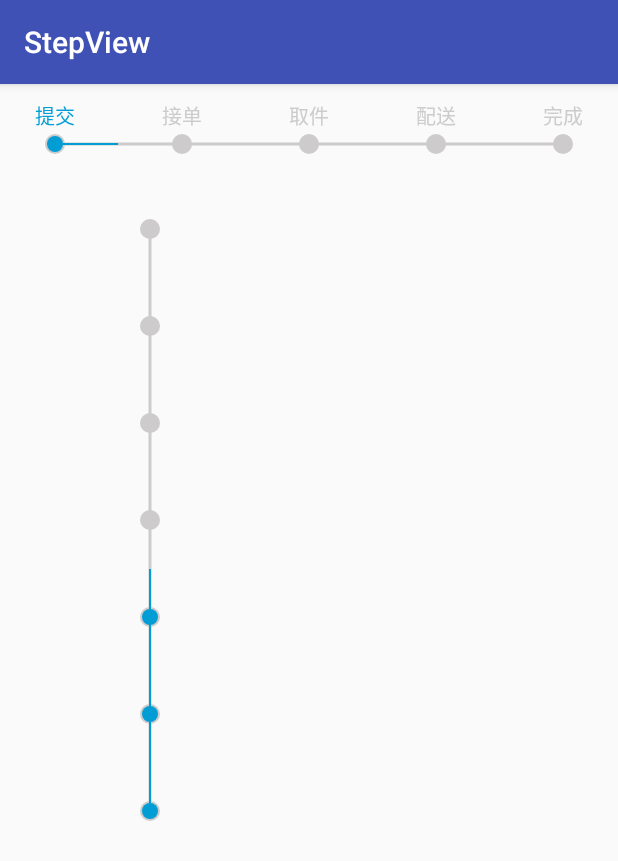
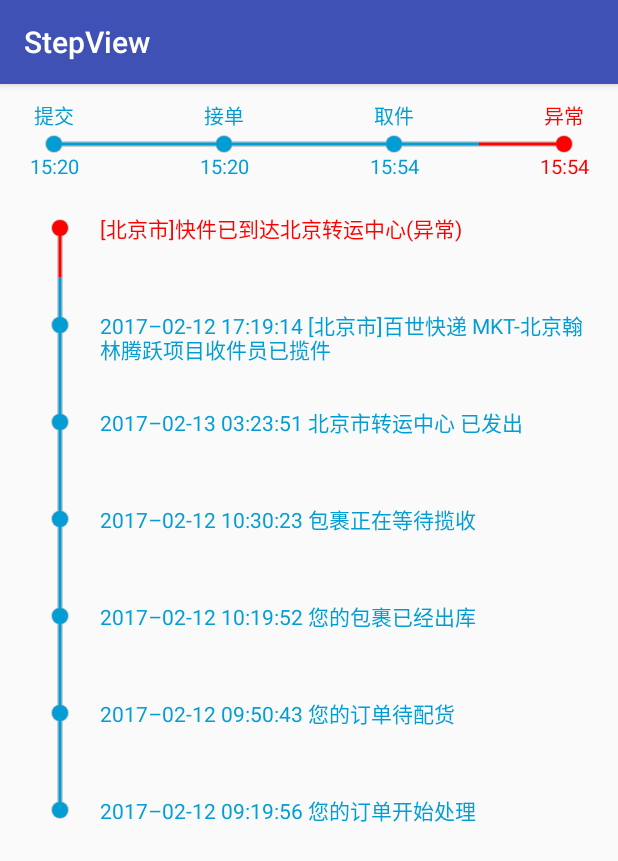
Before and after one commit to zhangxuyang321/StepView, an Android app: the screen it shows after launch (MainActivity), on a phone screen of 412 x 824 dp. Shown: the top 861 px of the screen. Run offline under Robolectric (Android 15) with nearby library versions, the phone set to English and light mode, and no system bars.

Commit message:
修改属性

```diff
--- a/app/src/main/java/com/xyz/stepview/MainActivity.java
+++ b/app/src/main/java/com/xyz/stepview/MainActivity.java
@@ -3,6 +3,12 @@ package com.xyz.stepview;
 import android.support.v7.app.AppCompatActivity;
 import android.os.Bundle;
 import android.view.View;
+
+import com.xyz.step.FlowViewHorizontal;
+import com.xyz.step.FlowViewVertical;
+
+import java.util.HashMap;
+import java.util.Map;
 
 public class MainActivity extends AppCompatActivity {
 
@@ -10,5 +16,17 @@ public class MainActivity extends AppCompatActivity {
     protected void onCreate(Bundle savedInstanceState) {
         super.onCreate(savedInstanceState);
         setContentView(R.layout.activity_main);
+        FlowViewHorizontal hFlow = (FlowViewHorizontal) findViewById(R.id.hflowview);
+        FlowViewVertical vFlow = (FlowViewVertical) findViewById(R.id.vflowview);
+
+        Map<String,String> map = new HashMap<>();
+        map.put("异常","#FF0000");
+
+
+        hFlow.setProgress(4, 4, getResources().getStringArray(R.array.hflow), getResources().getStringArray(R.array.htime));
+        hFlow.setKeyColor(map);
+
+        vFlow.setProgress(7,7,getResources().getStringArray(R.array.vflow),null);
+        vFlow.setKeyColor(map);
     }
 }
--- a/app/src/main/res/layout/activity_main.xml
+++ b/app/src/main/res/layout/activity_main.xml
@@ -9,6 +9,9 @@
         android:id="@+id/hflowview"
         android:layout_width="match_parent"
         android:layout_height="80dp"
+        app:h_bg_width='4dp'
+        app:h_bg_radius="6dp"
+        app:h_pro_width="2dp"
         android:paddingLeft="30dp" />
 
     <com.xyz.step.FlowViewVertical
@@ -18,7 +21,11 @@
         android:paddingBottom="10dp"
         android:paddingRight="10dp"
         android:paddingTop="10dp"
-        app:v_bgPositionX="100dp"
+        app:v_bgPositionX="40dp"
+        app:v_textsize="14dp"
+        app:v_bg_width="4dp"
+        app:v_bg_radius="6dp"
+        app:v_pro_width="2dp"
         app:v_interval="65dp"
         app:v_max_step="7" />
 </LinearLayout>
--- a/step/src/main/java/com/xyz/step/FlowViewHorizontal.java
+++ b/step/src/main/java/com/xyz/step/FlowViewHorizontal.java
@@ -30,9 +30,9 @@ public class FlowViewHorizontal extends View {
     private int proColor;
     private int textPadding;
     private int timePadding;
-    private int circleCount;
+    private int maxStep;
     private int textSize;
-    private int circlePro;
+    private int proStep;
     private int interval;
     private String[] titles = {"提交", "接单", "取件", "配送", "完成"};
     private String[] times;
@@ -57,9 +57,9 @@ public class FlowViewHorizontal extends View {
         proColor = ta.getColor(R.styleable.flowview_horizontal_h_pro_color, Color.parseColor("#029dd5"));
         textPadding = (int) ta.getDimension(R.styleable.flowview_horizontal_h_text_padding, 20);
         timePadding = (int) ta.getDimension(R.styleable.flowview_horizontal_h_time_padding, 30);
-        circleCount = ta.getInt(R.styleable.flowview_horizontal_h_max_step, 5);
+        maxStep = ta.getInt(R.styleable.flowview_horizontal_h_max_step, 5);
         textSize = (int) ta.getDimension(R.styleable.flowview_horizontal_h_textsize, 20);
-        circlePro = ta.getInt(R.styleable.flowview_horizontal_h_pro_step, 1);
+        proStep = ta.getInt(R.styleable.flowview_horizontal_h_pro_step, 1);
         ta.recycle();
         init();
     }
@@ -109,15 +109,15 @@ public class FlowViewHorizontal extends View {
 
     @Override
     protected void onDraw(Canvas canvas) {
-        interval = (int) ((stopX - startX) / (circleCount - 1));
+        interval = (int) ((stopX - startX) / (maxStep - 1));
         drawBg(canvas);
         drawProgress(canvas);
         drawText(canvas);
     }
 
     private void drawText(Canvas canvas) {
-        for (int i = 0; i < circleCount; i++) {
-            if (i < circlePro) {
+        for (int i = 0; i < maxStep; i++) {
+            if (i < proStep) {
                 setPaintColor(i);
                 if (null != titles)
                     canvas.drawText(titles[i], startX + (i * interval), bgCenterY - textPadding, proPaint);
@@ -135,8 +135,8 @@ public class FlowViewHorizontal extends View {
         String title = titles[i];
         for (Map.Entry<String, String> entry : map.entrySet()) {
             if (title.contains(entry.getKey())) {
-                String value = entry.getValue();
-                proPaint.setColor(Color.parseColor(value));
+                proPaint.setColor(Color.parseColor(entry.getValue()));
+                return;
             } else {
                 proPaint.setColor(proColor);
             }
@@ -146,9 +146,9 @@ public class FlowViewHorizontal extends View {
     private void drawProgress(Canvas canvas) {
         int linePro;
         float lastLeft = startX;
-        for (int i = 0; i < circlePro; i++) {
+        for (int i = 0; i < proStep; i++) {
             setPaintColor(i);
-            if (i == 0 || i == circleCount - 1)
+            if (i == 0 || i == maxStep - 1)
                 linePro = interval / 2;
             else
                 linePro = interval;
@@ -160,15 +160,15 @@ public class FlowViewHorizontal extends View {
 
     private void drawBg(Canvas canvas) {
         canvas.drawLine(startX, bgCenterY, stopX, bgCenterY, bgPaint);
-        for (int i = 0; i < circleCount; i++) {
+        for (int i = 0; i < maxStep; i++) {
             canvas.drawCircle(startX + (i * interval), bgCenterY, bgRadius, bgPaint);
         }
     }
 
 
-    public void setProgress(int progress, int circleCount, String[] titles, String[] times) {
-        circlePro = progress;
-        this.circleCount = circleCount;
+    public void setProgress(int progress, int maxStep, String[] titles, String[] times) {
+        proStep = progress;
+        this.maxStep = maxStep;
         this.titles = titles;
         this.times = times;
         invalidate();
--- a/step/src/main/java/com/xyz/step/FlowViewVertical.java
+++ b/step/src/main/java/com/xyz/step/FlowViewVertical.java
@@ -65,7 +65,7 @@ public class FlowViewVertical extends View {
         interval = (int) ta.getDimension(R.styleable.flowview_vertical_v_interval, 140);
         maxStep = ta.getInt(R.styleable.flowview_vertical_v_max_step, 5);
         proStep = ta.getInt(R.styleable.flowview_vertical_v_pro_step, 3);
-        bgPositionX = (int) ta.getDimension(R.styleable.flowview_vertical_v_bgPositionX,200);
+        bgPositionX = (int) ta.getDimension(R.styleable.flowview_vertical_v_bgPositionX, 200);
         textPaddingLeft = (int) ta.getDimension(R.styleable.flowview_vertical_v_textPaddingLeft, 40);
         timePaddingRight = (int) ta.getDimension(R.styleable.flowview_vertical_v_timePaddingRight, 80);
         textMoveTop = (int) ta.getDimension(R.styleable.flowview_vertical_v_textMoveTop, 10);
@@ -107,7 +107,6 @@ public class FlowViewVertical extends View {
         float bottom = stopY + bgRadius + getPaddingBottom();
         border = bgWidth - (bgPositionX + textPaddingLeft);
         setMeasuredDimension(bgWidth, (int) bottom);
-
     }
 
     @Override
@@ -118,7 +117,6 @@ public class FlowViewVertical extends View {
     }
 
     private void drawText(Canvas canvas) {
-
         for (int i = 0; i < maxStep; i++) {
             setPaintColor(i);
             if (null != times && i < proStep)
@@ -131,7 +129,6 @@ public class FlowViewVertical extends View {
                 canvas.restore();
             }
         }
-
     }
 
     private void drawProgress(Canvas canvas) {
@@ -162,6 +159,7 @@ public class FlowViewVertical extends View {
                 String value = entry.getValue();
                 proPaint.setColor(Color.parseColor(value));
                 textPaint.setColor(Color.parseColor(value));
+                return;
             } else {
                 proPaint.setColor(proColor);
             }
--- a/step/src/main/res/values/strings.xml
+++ b/step/src/main/res/values/strings.xml
@@ -1,3 +1,28 @@
 <resources>
     <string name="app_name">Step</string>
+    <string-array name="vflow">
+        <item>2017–02-12 09:19:56 您的订单开始处理</item>
+        <item>2017–02-12 09:50:43 您的订单待配货</item>
+        <item>2017–02-12 10:19:52 您的包裹已经出库</item>
+        <item>2017–02-12 10:30:23 包裹正在等待揽收</item>
+        <item>2017–02-13 03:23:51 北京市转运中心 已发出</item>
+        <item>2017–02-12 17:19:14 [北京市]百世快递 MKT-北京翰林腾跃项目收件员已揽件</item>
+        <item>[北京市]快件已到达北京转运中心(异常)</item>
+    </string-array>
+
+
+    <string-array name="hflow">
+        <item>提交</item>
+        <item>接单</item>
+        <item>取件</item>
+        <item>异常</item>
+    </string-array>
+
+    <string-array name="htime">
+        <item>15:20</item>
+        <item>15:20</item>
+        <item>15:54</item>
+        <item>15:54</item>
+    </string-array>
+
 </resources>
```
